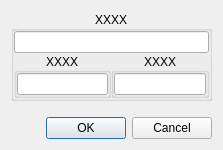
Above: dialogregister16.ui from horsicq/XRegistersView before the change. Below: the same form after it.
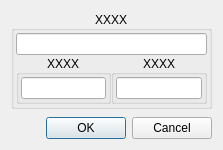
That is the form after the change. Custom widgets are drawn as their Qt base class.

Diff of the .ui file:
```diff
--- a/dialogregister16.ui
+++ b/dialogregister16.ui
@@ -27,16 +27,16 @@
        <number>0</number>
       </property>
       <property name="leftMargin">
-       <number>0</number>
+       <number>2</number>
       </property>
       <property name="topMargin">
-       <number>0</number>
+       <number>2</number>
       </property>
       <property name="rightMargin">
-       <number>0</number>
+       <number>2</number>
       </property>
       <property name="bottomMargin">
-       <number>0</number>
+       <number>2</number>
       </property>
       <item>
        <widget class="XLineEditHEX" name="lineEditReg16"/>
@@ -59,16 +59,16 @@
             <number>0</number>
            </property>
            <property name="leftMargin">
-            <number>0</number>
+            <number>2</number>
            </property>
            <property name="topMargin">
-            <number>0</number>
+            <number>2</number>
            </property>
            <property name="rightMargin">
-            <number>0</number>
+            <number>2</number>
            </property>
            <property name="bottomMargin">
-            <number>0</number>
+            <number>2</number>
            </property>
            <item>
             <widget class="XLineEditHEX" name="lineEditReg8_1"/>
@@ -89,16 +89,16 @@
             <number>0</number>
            </property>
            <property name="leftMargin">
-            <number>0</number>
+            <number>2</number>
            </property>
            <property name="topMargin">
-            <number>0</number>
+            <number>2</number>
            </property>
            <property name="rightMargin">
-            <number>0</number>
+            <number>2</number>
            </property>
            <property name="bottomMargin">
-            <number>0</number>
+            <number>2</number>
            </property>
            <item>
             <widget class="XLineEditHEX" name="lineEditReg8_2"/>
```
